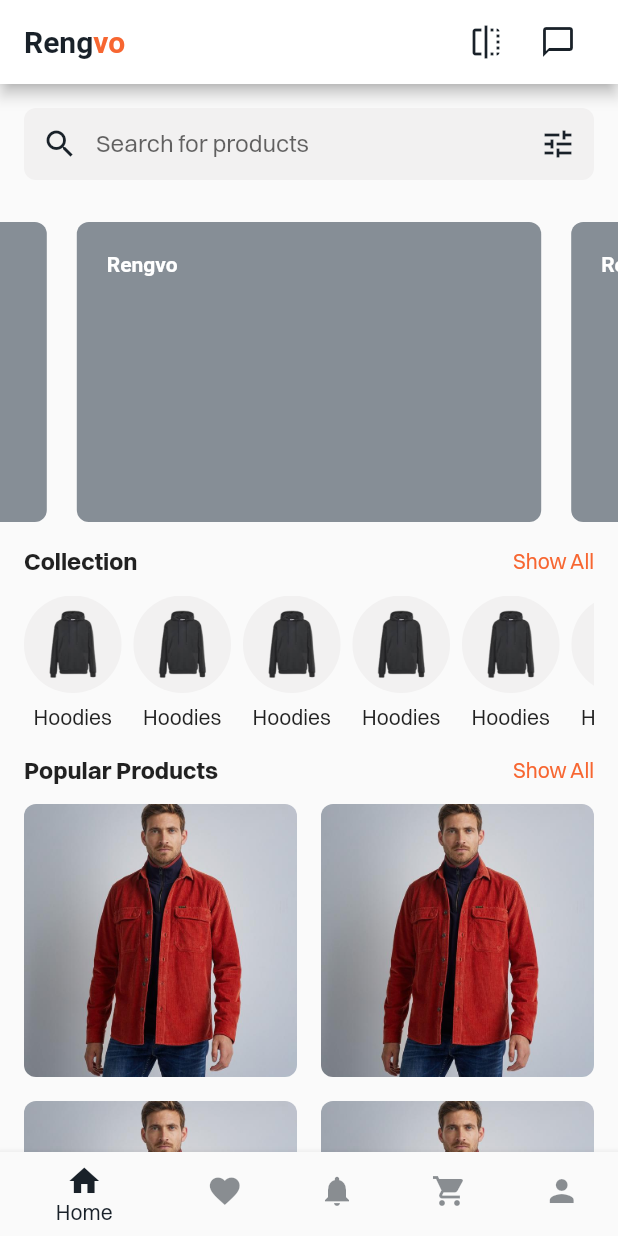
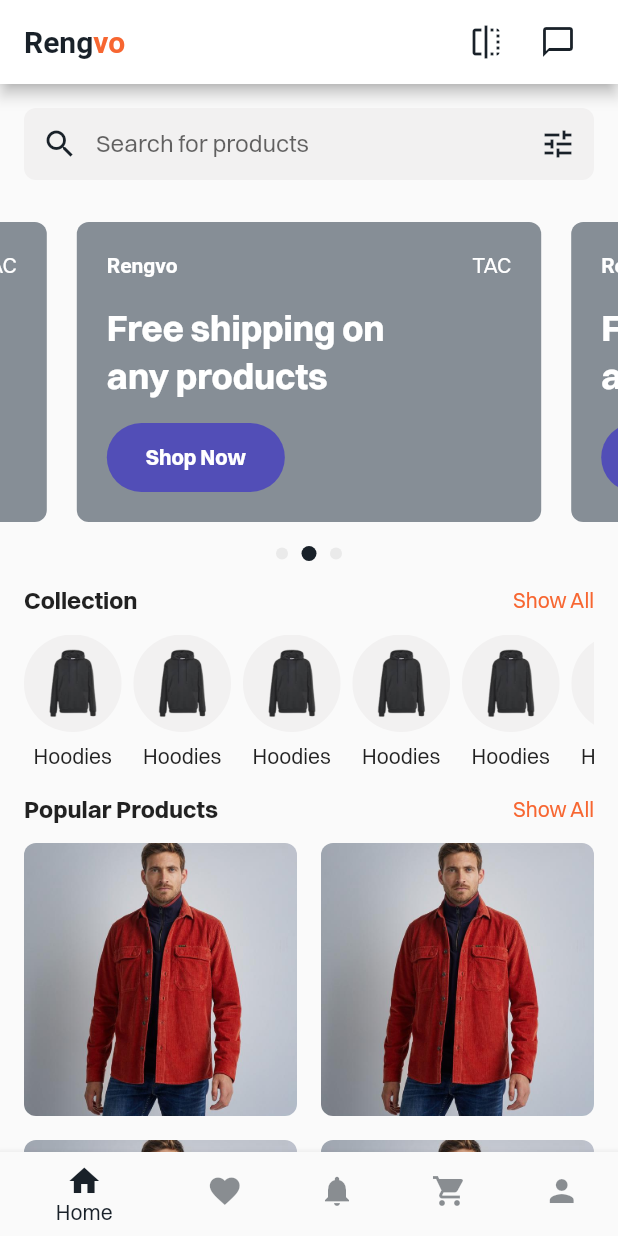
Before and after one commit to DeadpoolSteinS/Flutter-Fashion-Shop, a Flutter app: the screen it shows after launch, on a phone screen of 412 x 824 dp. Run offline on Flutter 3.47's test engine with Material 2 defaults, Android fonts, the phone set to English and light mode, and no system bars.

Commit message:
add dot indicator to pageview

```diff
--- /dev/null
+++ b/lib/constant/dot_indicator.dart
@@ -0,0 +1,42 @@
+import 'package:fashion_shop/constant/g_colors.dart';
+import 'package:flutter/material.dart';
+
+class DotIndicator extends StatelessWidget {
+  final bool isActive;
+  const DotIndicator({
+    Key? key,
+    required this.isActive,
+  }) : super(key: key);
+
+  @override
+  Widget build(BuildContext context) {
+    return SizedBox(
+      height: 10,
+      child: AnimatedContainer(
+        duration: const Duration(milliseconds: 150),
+        margin: const EdgeInsets.symmetric(horizontal: 4.0),
+        height: isActive ? 10 : 8.0,
+        width: isActive ? 12 : 8.0,
+        decoration: BoxDecoration(
+          // boxShadow: [
+          //   isActive
+          //       ? const BoxShadow(
+          //           color: GColors.fontColor,
+          //           blurRadius: 4.0,
+          //           spreadRadius: 1.0,
+          //           offset: Offset(
+          //             0.0,
+          //             0.0,
+          //           ),
+          //         )
+          //       : const BoxShadow(
+          //           color: Colors.transparent,
+          //         )
+          // ],
+          shape: BoxShape.circle,
+          color: isActive ? GColors.fontColor : const Color(0XFFEAEAEA),
+        ),
+      ),
+    );
+  }
+}
--- /dev/null
+++ b/lib/constant/oval_button.dart
@@ -0,0 +1,34 @@
+import 'package:fashion_shop/constant/g_colors.dart';
+import 'package:flutter/material.dart';
+
+class OvalButton extends StatelessWidget {
+  final String text;
+  const OvalButton({
+    Key? key,
+    required this.text,
+  }) : super(key: key);
+
+  @override
+  Widget build(BuildContext context) {
+    return InkWell(
+      onTap: () {},
+      child: Container(
+        padding: const EdgeInsets.symmetric(
+          vertical: 14,
+          horizontal: 26,
+        ),
+        decoration: BoxDecoration(
+          color: GColors.primaryBtn,
+          borderRadius: BorderRadius.circular(24),
+        ),
+        child: Text(
+          text,
+          style: const TextStyle(
+            color: Colors.white,
+            fontWeight: FontWeight.bold,
+          ),
+        ),
+      ),
+    );
+  }
+}
--- a/lib/home/components/card_viewpage.dart
+++ b/lib/home/components/card_viewpage.dart
@@ -1,5 +1,6 @@
 import 'package:fashion_shop/constant/g_colors.dart';
 import 'package:fashion_shop/constant/logo.dart';
+import 'package:fashion_shop/constant/oval_button.dart';
 import 'package:flutter/material.dart';
 
 class CardViewpage extends StatelessWidget {
@@ -16,12 +17,29 @@ class CardViewpage extends StatelessWidget {
       ),
       child: Column(
         mainAxisAlignment: MainAxisAlignment.spaceBetween,
+        crossAxisAlignment: CrossAxisAlignment.start,
         children: [
           Row(
+            mainAxisAlignment: MainAxisAlignment.spaceBetween,
             children: const [
               Logo(primary: Colors.white),
+              Text(
+                "TAC",
+                style: TextStyle(
+                  color: Colors.white,
+                ),
+              ),
             ],
           ),
+          const Text(
+            "Free shipping on\nany products",
+            style: TextStyle(
+              color: Colors.white,
+              fontSize: 24,
+              fontWeight: FontWeight.bold,
+            ),
+          ),
+          const OvalButton(text: "Shop Now"),
         ],
       ),
     );
--- a/lib/home/home_page.dart
+++ b/lib/home/home_page.dart
@@ -1,3 +1,4 @@
+import 'package:fashion_shop/constant/dot_indicator.dart';
 import 'package:fashion_shop/constant/g_colors.dart';
 import 'package:fashion_shop/constant/logo.dart';
 import 'package:fashion_shop/home/components/card_viewpage.dart';
@@ -14,9 +15,15 @@ class HomePage extends StatefulWidget {
 }
 
 class _HomePageState extends State<HomePage> {
-  int _page = 0;
-  PageController cardVPcontroller =
-      PageController(viewportFraction: 0.8, initialPage: 1);
+  int _page = 0, pageViewIndex = 1;
+  late PageController cardVPcontroller;
+
+  @override
+  void initState() {
+    cardVPcontroller =
+        PageController(viewportFraction: 0.8, initialPage: pageViewIndex);
+    super.initState();
+  }
 
   void updatePage(int page) {
     setState(() {
@@ -61,16 +68,30 @@ class _HomePageState extends State<HomePage> {
         child: Column(
           children: [
             const Search(),
+            Column(
+              children: [
                 SizedBox(
                   height: 200,
                   child: PageView(
                     controller: cardVPcontroller,
+                    onPageChanged: (int page) {
+                      setState(() {
+                        pageViewIndex = page;
+                      });
+                    },
                     children: const [
                       CardViewpage(),
                       CardViewpage(),
                       CardViewpage(),
                     ],
                   ),
+                ),
+                const SizedBox(height: 16),
+                Row(
+                  mainAxisAlignment: MainAxisAlignment.center,
+                  children: listDotIndicator(),
+                )
+              ],
             ),
             const SizedBox(height: 16),
             const Collections(),
@@ -111,4 +132,14 @@ class _HomePageState extends State<HomePage> {
       ),
     );
   }
+
+  List<Widget> listDotIndicator() {
+    List<Widget> list = [];
+    for (int i = 0; i < 3; i++) {
+      list.add(i == pageViewIndex
+          ? const DotIndicator(isActive: true)
+          : const DotIndicator(isActive: false));
     }
+    return list;
+  }
+}
```
Lines whose indentation alone changed are shown as unchanged.
